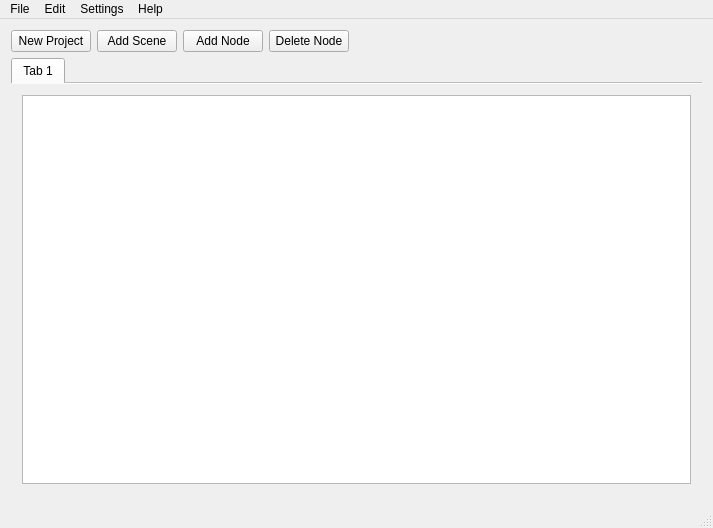
Before: the Qt Designer form ui/mainwindow.ui in emperorofmars/maudio-editor-qt, drawn with Qt 5.
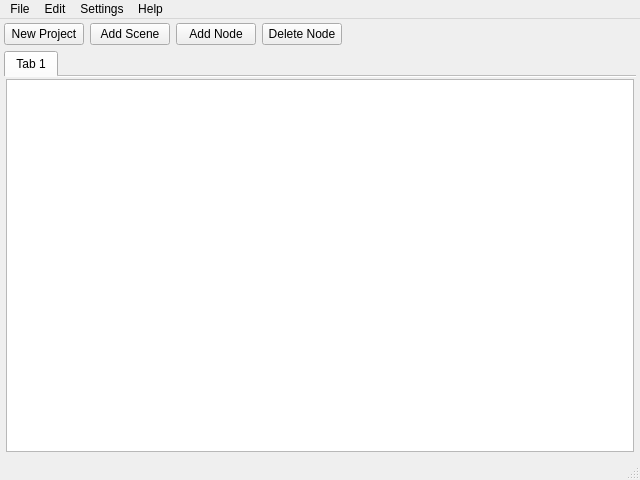
After: the same form once the commit is applied.

What changed in the file:
```diff
--- a/ui/mainwindow.ui
+++ b/ui/mainwindow.ui
@@ -6,8 +6,8 @@
    <rect>
     <x>0</x>
     <y>0</y>
-    <width>713</width>
-    <height>528</height>
+    <width>640</width>
+    <height>480</height>
    </rect>
   </property>
   <property name="windowTitle">
@@ -15,6 +15,18 @@
   </property>
   <widget class="QWidget" name="centralWidget">
    <layout class="QGridLayout" name="gridLayout">
+    <property name="leftMargin">
+     <number>4</number>
+    </property>
+    <property name="topMargin">
+     <number>4</number>
+    </property>
+    <property name="rightMargin">
+     <number>4</number>
+    </property>
+    <property name="bottomMargin">
+     <number>4</number>
+    </property>
     <item row="0" column="0">
      <layout class="QVBoxLayout" name="verticalLayout">
       <item>
@@ -97,10 +109,28 @@
            <bool>true</bool>
           </property>
           <widget class="QWidget" name="tab">
+           <property name="sizePolicy">
+            <sizepolicy hsizetype="Preferred" vsizetype="Preferred">
+             <horstretch>0</horstretch>
+             <verstretch>0</verstretch>
+            </sizepolicy>
+           </property>
            <attribute name="title">
             <string>Tab 1</string>
            </attribute>
            <layout class="QGridLayout" name="gridLayout_2">
+            <property name="leftMargin">
+             <number>2</number>
+            </property>
+            <property name="topMargin">
+             <number>2</number>
+            </property>
+            <property name="rightMargin">
+             <number>2</number>
+            </property>
+            <property name="bottomMargin">
+             <number>2</number>
+            </property>
             <item row="0" column="0">
              <widget class="QGraphicsView" name="graphicsView"/>
             </item>
@@ -120,7 +150,7 @@
     <rect>
      <x>0</x>
      <y>0</y>
-     <width>713</width>
+     <width>640</width>
      <height>20</height>
     </rect>
    </property>
```
